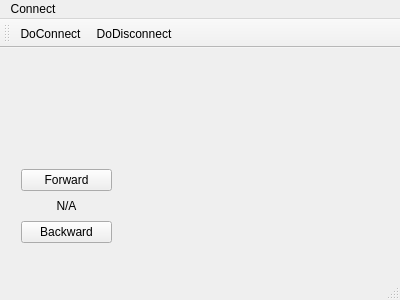
The window that mainwindow.ui (Skylli202/wifibot) describes before a commit, drawn with Qt 5.
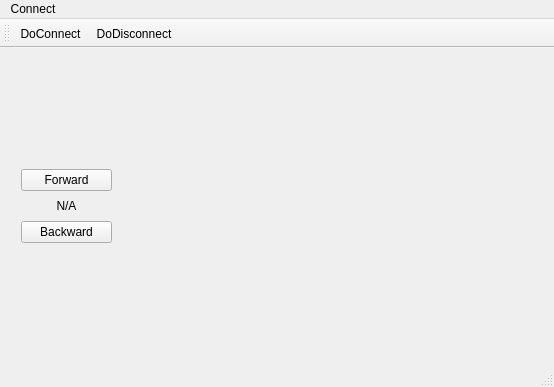
The same window after the commit.

Diff of the .ui file:
```diff
--- a/mainwindow.ui
+++ b/mainwindow.ui
@@ -6,8 +6,8 @@
    <rect>
     <x>0</x>
     <y>0</y>
-    <width>400</width>
-    <height>300</height>
+    <width>554</width>
+    <height>387</height>
    </rect>
   </property>
   <property name="windowTitle">
@@ -59,7 +59,7 @@
     <rect>
      <x>0</x>
      <y>0</y>
-     <width>400</width>
+     <width>554</width>
      <height>22</height>
     </rect>
    </property>
```
